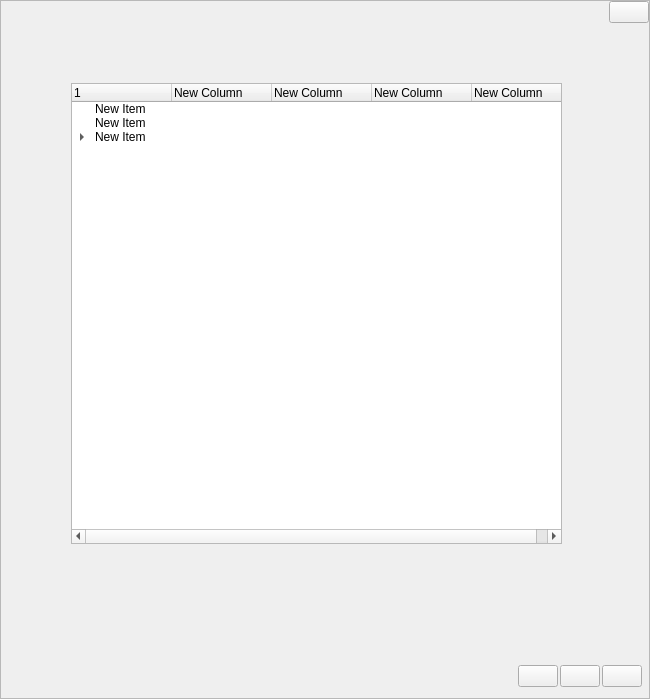
LaM0uette/PySide6_Blank_Project_demo, file src/gui/dlg.ui: the form before one commit.
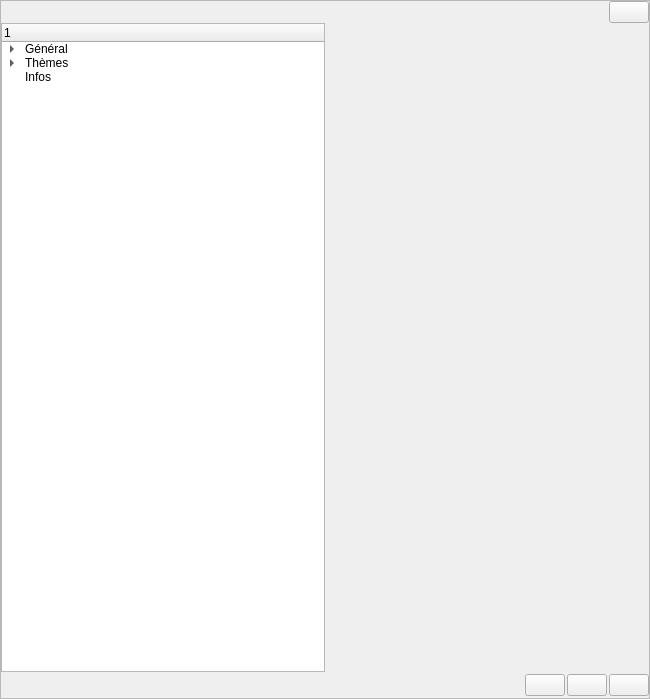
The form after the commit.

Diff of the .ui file:
```diff
--- a/src/gui/dlg.ui
+++ b/src/gui/dlg.ui
@@ -341,15 +341,79 @@
          </layout>
         </widget>
         <widget class="QWidget" name="pg_dlg_option">
+         <layout class="QGridLayout" name="glay_stk_option">
+          <property name="leftMargin">
+           <number>0</number>
+          </property>
+          <property name="topMargin">
+           <number>0</number>
+          </property>
+          <property name="rightMargin">
+           <number>0</number>
+          </property>
+          <property name="bottomMargin">
+           <number>0</number>
+          </property>
+          <property name="spacing">
+           <number>0</number>
+          </property>
+          <item row="0" column="0">
+           <widget class="QTreeWidget" name="trw_option">
+            <column>
+             <property name="text">
+              <string>1</string>
+             </property>
+            </column>
+            <item>
+             <property name="text">
+              <string>Général</string>
+             </property>
+             <item>
+              <property name="text">
+               <string>Polices</string>
+              </property>
+             </item>
+             <item>
+              <property name="text">
+               <string>Configurations</string>
+              </property>
+             </item>
+             <item>
+              <property name="text">
+               <string>Curseurs</string>
+              </property>
+             </item>
+            </item>
+            <item>
+             <property name="text">
+              <string>Thèmes</string>
+             </property>
+             <item>
+              <property name="text">
+               <string>T-Colors</string>
+              </property>
+             </item>
+            </item>
+            <item>
+             <property name="text">
+              <string>Infos</string>
+             </property>
+            </item>
+           </widget>
+          </item>
+          <item row="0" column="1">
+           <widget class="QStackedWidget" name="stk_option">
+            <widget class="QWidget" name="pg_opt_gen"/>
+            <widget class="QWidget" name="pg_opt_font"/>
+            <widget class="QWidget" name="pg_opt_config"/>
+            <widget class="QWidget" name="pg_opt_cur"/>
+            <widget class="QWidget" name="pg_opt_themes"/>
+            <widget class="QWidget" name="pg_opt_tcolors"/>
+            <widget class="QWidget" name="pg_opt_infos"/>
+           </widget>
+          </item>
+          <item row="1" column="0" colspan="2">
          <widget class="QFrame" name="fr_pg_dlg_option">
-          <property name="geometry">
-           <rect>
-            <x>10</x>
-            <y>640</y>
-            <width>631</width>
-            <height>27</height>
-           </rect>
-          </property>
           <layout class="QHBoxLayout" name="hlay_pg_dlg_option">
            <property name="spacing">
             <number>2</number>
@@ -390,76 +454,8 @@
            </item>
           </layout>
          </widget>
-         <widget class="QTreeWidget" name="treeWidget">
-          <property name="geometry">
-           <rect>
-            <x>70</x>
-            <y>60</y>
-            <width>491</width>
-            <height>461</height>
-           </rect>
-          </property>
-          <column>
-           <property name="text">
-            <string>1</string>
-           </property>
-          </column>
-          <column>
-           <property name="text">
-            <string>New Column</string>
-           </property>
-          </column>
-          <column>
-           <property name="text">
-            <string>New Column</string>
-           </property>
-          </column>
-          <column>
-           <property name="text">
-            <string>New Column</string>
-           </property>
-          </column>
-          <column>
-           <property name="text">
-            <string>New Column</string>
-           </property>
-          </column>
-          <item>
-           <property name="text">
-            <string>New Item</string>
-           </property>
           </item>
-          <item>
-           <property name="text">
-            <string>New Item</string>
-           </property>
-          </item>
-          <item>
-           <property name="text">
-            <string>New Item</string>
-           </property>
-           <item>
-            <property name="text">
-             <string>New Subitem</string>
-            </property>
-            <item>
-             <property name="text">
-              <string>New Subitem</string>
-             </property>
-             <item>
-              <property name="text">
-               <string>New Subitem</string>
-              </property>
-              <item>
-               <property name="text">
-                <string>New Subitem</string>
-               </property>
-              </item>
-             </item>
-            </item>
-           </item>
-          </item>
-         </widget>
+         </layout>
         </widget>
        </widget>
       </item>
```
Lines whose indentation alone changed are shown as unchanged.
